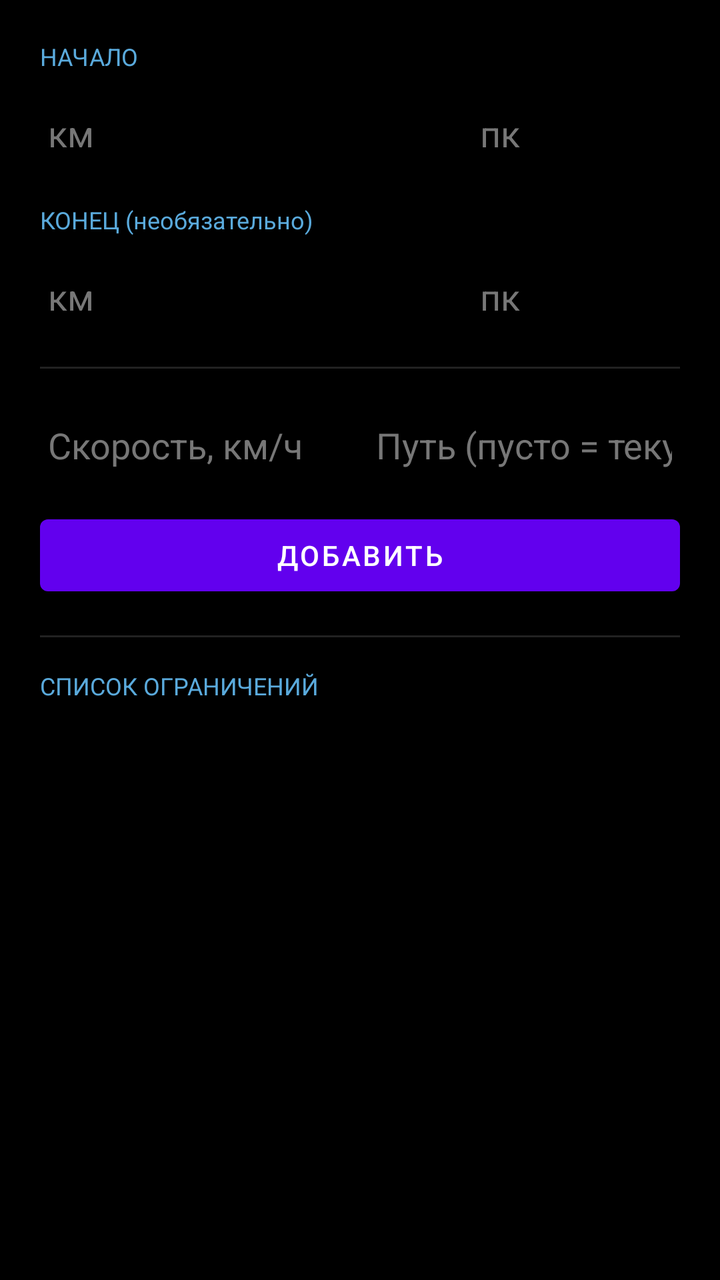
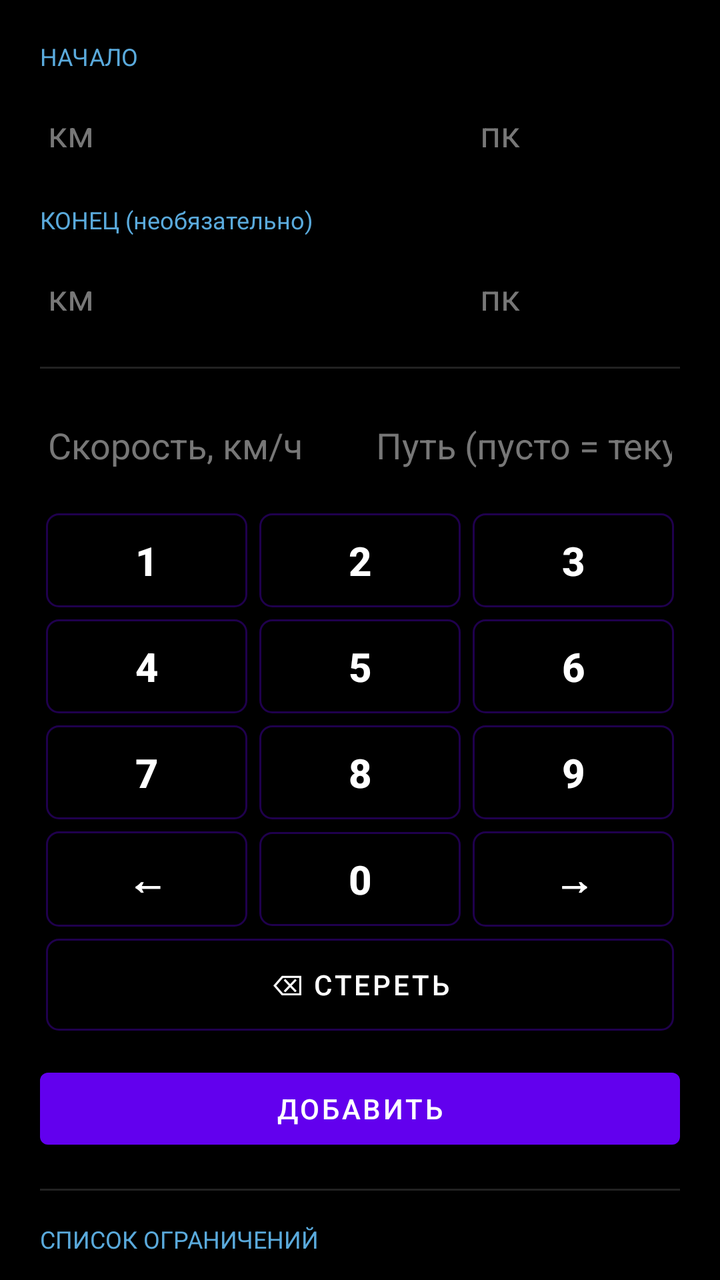

An Android layout rendered at two revisions. The XML below is the earlier revision; the diff shows what the commit changed to produce the second picture.
<!-- AndroidManifest.xml: application theme Theme.TrainDriverApp -->
<!-- res/layout/dialog_restrictions.xml -->
<?xml version="1.0" encoding="utf-8"?>
<ScrollView xmlns:android="http://schemas.android.com/apk/res/android"
    android:layout_width="match_parent"
    android:layout_height="wrap_content"
    android:background="#000000">

    <LinearLayout
        android:layout_width="match_parent"
        android:layout_height="wrap_content"
        android:orientation="vertical"
        android:padding="20dp">

        <TextView
            android:layout_width="wrap_content"
            android:layout_height="wrap_content"
            android:text="НАЧАЛО"
            android:textColor="#5AAADC"
            android:textSize="12sp"
            android:layout_marginBottom="8dp" />

        <LinearLayout
            android:layout_width="match_parent"
            android:layout_height="wrap_content"
            android:orientation="horizontal">

            <EditText
                android:id="@+id/restrictionStartKmInput"
                android:layout_width="0dp"
                android:layout_height="wrap_content"
                android:layout_weight="2"
                android:hint="км"
                android:inputType="number"
                android:maxLength="4"
                android:textColor="#FFFFFF"
                android:textColorHint="#777777" />

            <EditText
                android:id="@+id/restrictionStartPkInput"
                android:layout_width="0dp"
                android:layout_height="wrap_content"
                android:layout_weight="1"
                android:layout_marginStart="8dp"
                android:hint="пк"
                android:inputType="number"
                android:maxLength="2"
                android:textColor="#FFFFFF"
                android:textColorHint="#777777" />

        </LinearLayout>

        <TextView
            android:layout_width="wrap_content"
            android:layout_height="wrap_content"
            android:layout_marginTop="16dp"
            android:text="КОНЕЦ (необязательно)"
            android:textColor="#5AAADC"
            android:textSize="12sp"
            android:layout_marginBottom="8dp" />

        <LinearLayout
            android:layout_width="match_parent"
            android:layout_height="wrap_content"
            android:orientation="horizontal">

            <EditText
                android:id="@+id/restrictionEndKmInput"
                android:layout_width="0dp"
                android:layout_height="wrap_content"
                android:layout_weight="2"
                android:hint="км"
                android:inputType="number"
                android:maxLength="4"
                android:textColor="#FFFFFF"
                android:textColorHint="#777777" />

            <EditText
                android:id="@+id/restrictionEndPkInput"
                android:layout_width="0dp"
                android:layout_height="wrap_content"
                android:layout_weight="1"
                android:layout_marginStart="8dp"
                android:hint="пк"
                android:inputType="number"
                android:maxLength="2"
                android:textColor="#FFFFFF"
                android:textColorHint="#777777" />

        </LinearLayout>

        <View
            android:layout_width="match_parent"
            android:layout_height="1dp"
            android:layout_marginTop="16dp"
            android:layout_marginBottom="16dp"
            android:background="#222222" />

        <LinearLayout
            android:layout_width="match_parent"
            android:layout_height="wrap_content"
            android:orientation="horizontal">

            <EditText
                android:id="@+id/restrictionSpeedInput"
                android:layout_width="0dp"
                android:layout_height="wrap_content"
                android:layout_weight="1"
                android:hint="Скорость, км/ч"
                android:inputType="number"
                android:maxLength="3"
                android:textColor="#FFFFFF"
                android:textColorHint="#777777" />

            <EditText
                android:id="@+id/restrictionPathInput"
                android:layout_width="0dp"
                android:layout_height="wrap_content"
                android:layout_weight="1"
                android:layout_marginStart="8dp"
                android:hint="Путь (пусто = текущий)"
                android:inputType="number"
                android:maxLength="1"
                android:textColor="#FFFFFF"
                android:textColorHint="#777777" />

        </LinearLayout>

        <TextView
            android:id="@+id/restrictionErrorText"
            android:layout_width="match_parent"
            android:layout_height="wrap_content"
            android:layout_marginTop="8dp"
            android:textColor="#E05A5A"
            android:visibility="gone" />

        <Button
            android:id="@+id/restrictionAddButton"
            android:layout_width="match_parent"
            android:layout_height="wrap_content"
            android:layout_marginTop="12dp"
            android:text="Добавить" />

        <View
            android:layout_width="match_parent"
            android:layout_height="1dp"
            android:layout_marginTop="16dp"
            android:layout_marginBottom="16dp"
            android:background="#222222" />

        <TextView
            android:layout_width="wrap_content"
            android:layout_height="wrap_content"
            android:text="СПИСОК ОГРАНИЧЕНИЙ"
            android:textColor="#5AAADC"
            android:textSize="12sp"
            android:layout_marginBottom="8dp" />

        <LinearLayout
            android:id="@+id/restrictionRowsContainer"
            android:layout_width="match_parent"
            android:layout_height="wrap_content"
            android:orientation="vertical" />

    </LinearLayout>
</ScrollView>
<!-- resources referenced by this layout -->
<resources>
  <style name="Theme.TrainDriverApp" parent="Theme.MaterialComponents.DayNight.NoActionBar" />
</resources>

<!-- the commit's change to res/layout/dialog_restrictions.xml (unified diff, before → after) -->
@@ -30,6 +30,7 @@
                 android:layout_weight="2"
                 android:hint="км"
                 android:inputType="number"
+                android:showSoftInputOnFocus="false"
                 android:maxLength="4"
                 android:textColor="#FFFFFF"
                 android:textColorHint="#777777" />
@@ -42,6 +43,7 @@
                 android:layout_marginStart="8dp"
                 android:hint="пк"
                 android:inputType="number"
+                android:showSoftInputOnFocus="false"
                 android:maxLength="2"
                 android:textColor="#FFFFFF"
                 android:textColorHint="#777777" />
@@ -69,6 +71,7 @@
                 android:layout_weight="2"
                 android:hint="км"
                 android:inputType="number"
+                android:showSoftInputOnFocus="false"
                 android:maxLength="4"
                 android:textColor="#FFFFFF"
                 android:textColorHint="#777777" />
@@ -81,6 +84,7 @@
                 android:layout_marginStart="8dp"
                 android:hint="пк"
                 android:inputType="number"
+                android:showSoftInputOnFocus="false"
                 android:maxLength="2"
                 android:textColor="#FFFFFF"
                 android:textColorHint="#777777" />
@@ -106,6 +110,7 @@
                 android:layout_weight="1"
                 android:hint="Скорость, км/ч"
                 android:inputType="number"
+                android:showSoftInputOnFocus="false"
                 android:maxLength="3"
                 android:textColor="#FFFFFF"
                 android:textColorHint="#777777" />
@@ -118,9 +123,65 @@
                 android:layout_marginStart="8dp"
                 android:hint="Путь (пусто = текущий)"
                 android:inputType="number"
+                android:showSoftInputOnFocus="false"
                 android:maxLength="1"
                 android:textColor="#FFFFFF"
                 android:textColorHint="#777777" />
+
+        </LinearLayout>
+
+        
+        <LinearLayout
+            android:layout_width="match_parent"
+            android:layout_height="wrap_content"
+            android:layout_marginTop="12dp"
+            android:orientation="vertical">
+
+            <LinearLayout
+                android:layout_width="match_parent"
+                android:layout_height="wrap_content"
+                android:orientation="horizontal">
+                <Button android:id="@+id/restrictionKey1" style="@style/RestrictionKeypadButton" android:text="1" />
+                <Button android:id="@+id/restrictionKey2" style="@style/RestrictionKeypadButton" android:text="2" />
+                <Button android:id="@+id/restrictionKey3" style="@style/RestrictionKeypadButton" android:text="3" />
+            </LinearLayout>
+
+            <LinearLayout
+                android:layout_width="match_parent"
+                android:layout_height="wrap_content"
+                android:orientation="horizontal">
+                <Button android:id="@+id/restrictionKey4" style="@style/RestrictionKeypadButton" android:text="4" />
+                <Button android:id="@+id/restrictionKey5" style="@style/RestrictionKeypadButton" android:text="5" />
+                <Button android:id="@+id/restrictionKey6" style="@style/RestrictionKeypadButton" android:text="6" />
+            </LinearLayout>
+
+            <LinearLayout
+                android:layout_width="match_parent"
+                android:layout_height="wrap_content"
+                android:orientation="horizontal">
+                <Button android:id="@+id/restrictionKey7" style="@style/RestrictionKeypadButton" android:text="7" />
+                <Button android:id="@+id/restrictionKey8" style="@style/RestrictionKeypadButton" android:text="8" />
+                <Button android:id="@+id/restrictionKey9" style="@style/RestrictionKeypadButton" android:text="9" />
+            </LinearLayout>
+
+            <LinearLayout
+                android:layout_width="match_parent"
+                android:layout_height="wrap_content"
+                android:orientation="horizontal">
+                <Button android:id="@+id/restrictionKeyPrev" style="@style/RestrictionKeypadButton" android:text="←" />
+                <Button android:id="@+id/restrictionKey0" style="@style/RestrictionKeypadButton" android:text="0" />
+                <Button android:id="@+id/restrictionKeyNext" style="@style/RestrictionKeypadButton" android:text="→" />
+            </LinearLayout>
+
+            <Button
+                android:id="@+id/restrictionBackspaceButton"
+                android:layout_width="match_parent"
+                android:layout_height="wrap_content"
+                android:layout_margin="3dp"
+                android:minHeight="46dp"
+                android:background="@drawable/bg_header_toggle"
+                android:textColor="#FFFFFF"
+                android:text="⌫ Стереть" />
 
         </LinearLayout>
 
<!-- resource entries referenced after the edit -->
@@ -1,5 +1,23 @@
 <!-- resources referenced by this layout -->
 <resources>
+  <!-- drawable bg_header_toggle (drawable) -->
+  <?xml version="1.0" encoding="utf-8"?>
+  <shape xmlns:android="http://schemas.android.com/apk/res/android" android:shape="rectangle">
+      <corners android:radius="6dp" />
+      <stroke android:width="1dp" android:color="#52FFFFFF" />
+      <solid android:color="@android:color/transparent" />
+  </shape>
+  <style name="RestrictionKeypadButton">
+          <item name="android:layout_width">0dp</item>
+          <item name="android:layout_height">wrap_content</item>
+          <item name="android:layout_weight">1</item>
+          <item name="android:layout_margin">3dp</item>
+          <item name="android:minHeight">46dp</item>
+          <item name="android:background">@drawable/bg_header_toggle</item>
+          <item name="android:textColor">#FFFFFF</item>
+          <item name="android:textStyle">bold</item>
+          <item name="android:textSize">20sp</item>
+      </style>
   <style name="Theme.TrainDriverApp" parent="Theme.MaterialComponents.DayNight.NoActionBar" />
 </resources>
 
